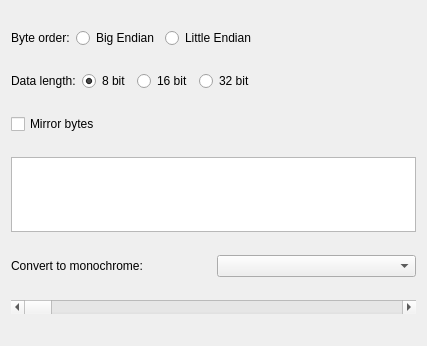
Before: the Qt Designer form controls/widgetconvoptionsmono.ui in riuson/lcd-image-converter, drawn with Qt 5.
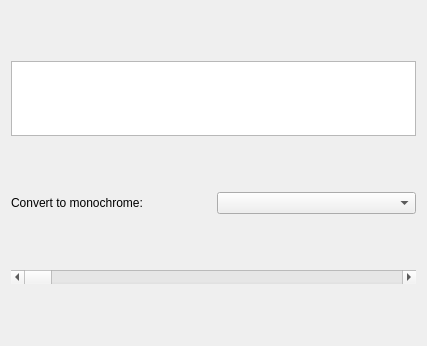
After: the same form once the commit is applied.

```diff
--- a/controls/widgetconvoptionsmono.ui
+++ b/controls/widgetconvoptionsmono.ui
@@ -14,102 +14,6 @@
    <string>Form</string>
   </property>
   <layout class="QVBoxLayout" name="verticalLayout">
-   <item>
-    <layout class="QHBoxLayout" name="horizontalLayout">
-     <item>
-      <widget class="QLabel" name="label">
-       <property name="text">
-        <string>Byte order:</string>
-       </property>
-      </widget>
-     </item>
-     <item>
-      <widget class="QRadioButton" name="radioButtonBigEndian">
-       <property name="text">
-        <string>Big Endian</string>
-       </property>
-       <property name="checked">
-        <bool>true</bool>
-       </property>
-      </widget>
-     </item>
-     <item>
-      <widget class="QRadioButton" name="radioButtonLittleEndian">
-       <property name="text">
-        <string>Little Endian</string>
-       </property>
-      </widget>
-     </item>
-     <item>
-      <spacer name="horizontalSpacer">
-       <property name="orientation">
-        <enum>Qt::Horizontal</enum>
-       </property>
-       <property name="sizeHint" stdset="0">
-        <size>
-         <width>40</width>
-         <height>20</height>
-        </size>
-       </property>
-      </spacer>
-     </item>
-    </layout>
-   </item>
-   <item>
-    <layout class="QHBoxLayout" name="horizontalLayout_3">
-     <item>
-      <widget class="QLabel" name="label_3">
-       <property name="text">
-        <string>Data length:</string>
-       </property>
-      </widget>
-     </item>
-     <item>
-      <widget class="QRadioButton" name="radioButtonData8">
-       <property name="text">
-        <string>8 bit</string>
-       </property>
-       <property name="checked">
-        <bool>true</bool>
-       </property>
-      </widget>
-     </item>
-     <item>
-      <widget class="QRadioButton" name="radioButtonData16">
-       <property name="text">
-        <string>16 bit</string>
-       </property>
-      </widget>
-     </item>
-     <item>
-      <widget class="QRadioButton" name="radioButtonData32">
-       <property name="text">
-        <string>32 bit</string>
-       </property>
-      </widget>
-     </item>
-     <item>
-      <spacer name="horizontalSpacer_2">
-       <property name="orientation">
-        <enum>Qt::Horizontal</enum>
-       </property>
-       <property name="sizeHint" stdset="0">
-        <size>
-         <width>40</width>
-         <height>20</height>
-        </size>
-       </property>
-      </spacer>
-     </item>
-    </layout>
-   </item>
-   <item>
-    <widget class="QCheckBox" name="checkBoxMirrorBits">
-     <property name="text">
-      <string>Mirror bytes</string>
-     </property>
-    </widget>
-   </item>
    <item>
     <widget class="QListWidget" name="listWidget">
      <property name="sizePolicy">
```
Left out of the diff: 96 changed lines with no effect on the pictures.
